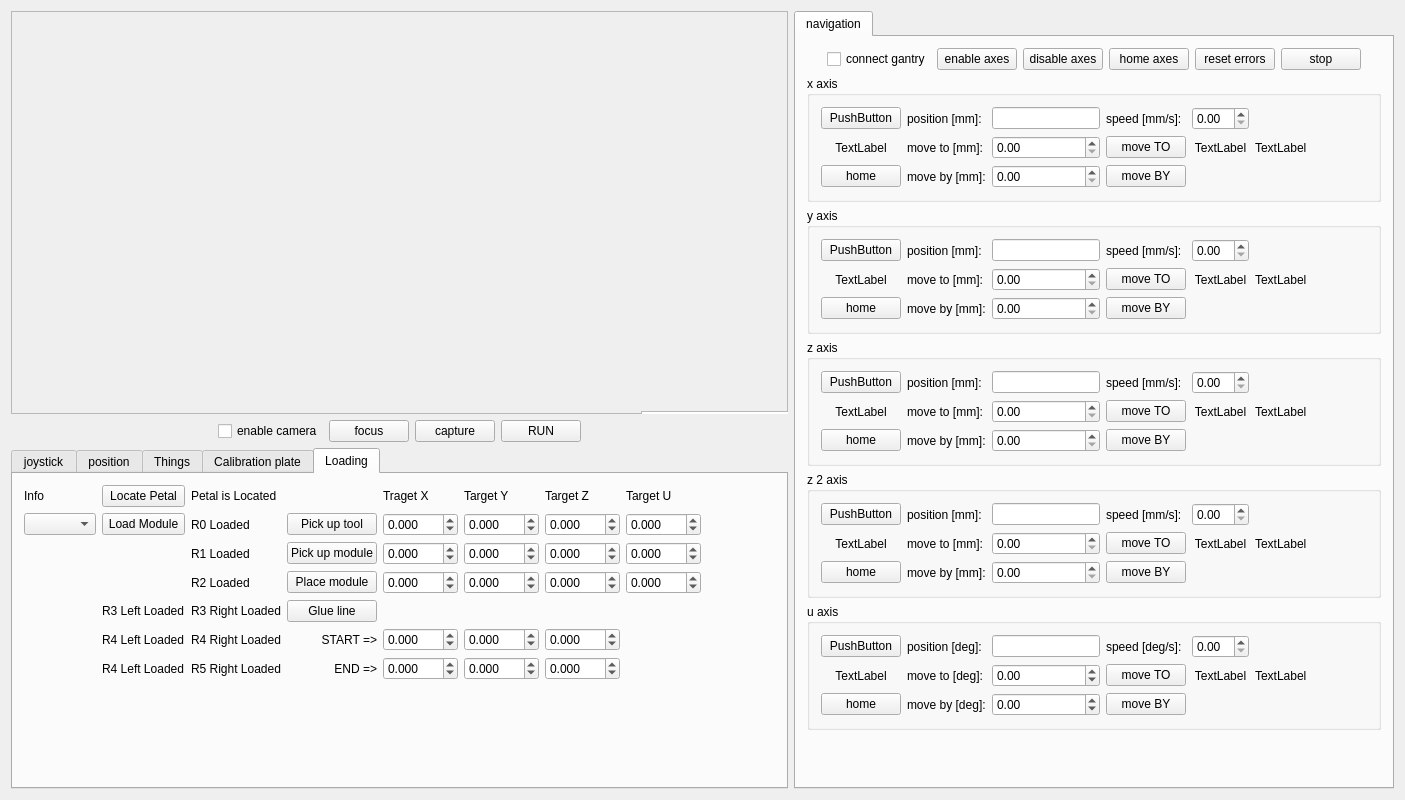
First picture: the form in magrathea.ui, repository gitHleon/magrathea, before the edit.
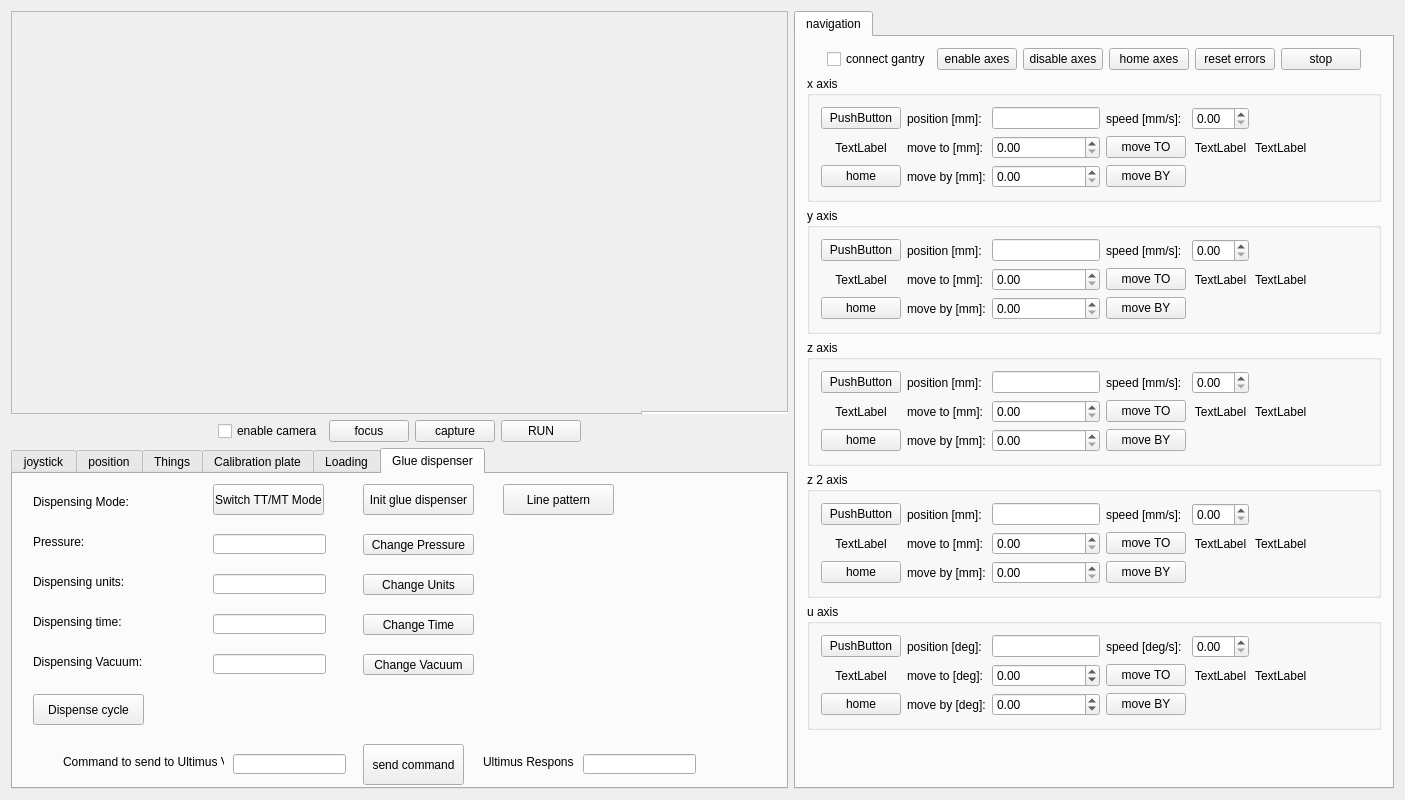
Second picture: the form after the edit.

Diff of the .ui file:
```diff
--- a/magrathea.ui
+++ b/magrathea.ui
@@ -122,7 +122,7 @@
         </sizepolicy>
        </property>
        <property name="currentIndex">
-        <number>4</number>
+        <number>5</number>
        </property>
        <widget class="QWidget" name="joystickTab">
         <attribute name="title">
@@ -1748,6 +1748,279 @@
          </item>
         </layout>
        </widget>
+       <widget class="QWidget" name="tab_5">
+        <attribute name="title">
+         <string>Glue dispenser</string>
+        </attribute>
+        <widget class="QLabel" name="dispenserModeLabel">
+         <property name="geometry">
+          <rect>
+           <x>20</x>
+           <y>20</y>
+           <width>161</width>
+           <height>16</height>
+          </rect>
+         </property>
+         <property name="text">
+          <string>Dispensing Mode:</string>
+         </property>
+        </widget>
+        <widget class="QLineEdit" name="dispenserPressureUnits">
+         <property name="geometry">
+          <rect>
+           <x>200</x>
+           <y>100</y>
+           <width>113</width>
+           <height>20</height>
+          </rect>
+         </property>
+        </widget>
+        <widget class="QPushButton" name="dispenserModeButton">
+         <property name="geometry">
+          <rect>
+           <x>200</x>
+           <y>10</y>
+           <width>111</width>
+           <height>31</height>
+          </rect>
+         </property>
+         <property name="text">
+          <string>Switch TT/MT Mode</string>
+         </property>
+        </widget>
+        <widget class="QPushButton" name="linePatternButton">
+         <property name="geometry">
+          <rect>
+           <x>490</x>
+           <y>10</y>
+           <width>111</width>
+           <height>31</height>
+          </rect>
+         </property>
+         <property name="text">
+          <string>Line pattern</string>
+         </property>
+        </widget>
+        <widget class="QPushButton" name="dispenseCycleButton">
+         <property name="geometry">
+          <rect>
+           <x>20</x>
+           <y>220</y>
+           <width>111</width>
+           <height>31</height>
+          </rect>
+         </property>
+         <property name="text">
+          <string>Dispense cycle</string>
+         </property>
+        </widget>
+        <widget class="QPushButton" name="changeUnitsButton">
+         <property name="geometry">
+          <rect>
+           <x>350</x>
+           <y>100</y>
+           <width>111</width>
+           <height>21</height>
+          </rect>
+         </property>
+         <property name="text">
+          <string>Change Units</string>
+         </property>
+        </widget>
+        <widget class="QLabel" name="dispenserTimeLabel">
+         <property name="geometry">
+          <rect>
+           <x>20</x>
+           <y>140</y>
+           <width>161</width>
+           <height>16</height>
+          </rect>
+         </property>
+         <property name="text">
+          <string>Dispensing time:</string>
+         </property>
+        </widget>
+        <widget class="QLineEdit" name="dispenserPressure">
+         <property name="geometry">
+          <rect>
+           <x>200</x>
+           <y>60</y>
+           <width>113</width>
+           <height>20</height>
+          </rect>
+         </property>
+        </widget>
+        <widget class="QLineEdit" name="dispenserVacuum">
+         <property name="geometry">
+          <rect>
+           <x>200</x>
+           <y>180</y>
+           <width>113</width>
+           <height>20</height>
+          </rect>
+         </property>
+        </widget>
+        <widget class="QPushButton" name="changeTimeButton">
+         <property name="geometry">
+          <rect>
+           <x>350</x>
+           <y>140</y>
+           <width>111</width>
+           <height>21</height>
+          </rect>
+         </property>
+         <property name="text">
+          <string>Change Time</string>
+         </property>
+        </widget>
+        <widget class="QPushButton" name="changeVacuumButton">
+         <property name="geometry">
+          <rect>
+           <x>350</x>
+           <y>180</y>
+           <width>111</width>
+           <height>21</height>
+          </rect>
+         </property>
+         <property name="text">
+          <string>Change Vacuum</string>
+         </property>
+        </widget>
+        <widget class="QLabel" name="dispenserVacuumLabel">
+         <property name="geometry">
+          <rect>
+           <x>20</x>
+           <y>180</y>
+           <width>161</width>
+           <height>16</height>
+          </rect>
+         </property>
+         <property name="text">
+          <string>Dispensing Vacuum:</string>
+         </property>
+        </widget>
+        <widget class="QPushButton" name="changePressureButton">
+         <property name="geometry">
+          <rect>
+           <x>350</x>
+           <y>60</y>
+           <width>111</width>
+           <height>21</height>
+          </rect>
+         </property>
+         <property name="text">
+          <string>Change Pressure</string>
+         </property>
+        </widget>
+        <widget class="QLabel" name="dispenserPressureLabel">
+         <property name="geometry">
+          <rect>
+           <x>20</x>
+           <y>60</y>
+           <width>161</width>
+           <height>16</height>
+          </rect>
+         </property>
+         <property name="text">
+          <string>Pressure:</string>
+         </property>
+        </widget>
+        <widget class="QPushButton" name="InitGlueDispenserButton">
+         <property name="geometry">
+          <rect>
+           <x>350</x>
+           <y>10</y>
+           <width>111</width>
+           <height>31</height>
+          </rect>
+         </property>
+         <property name="text">
+          <string>Init glue dispenser</string>
+         </property>
+        </widget>
+        <widget class="QLineEdit" name="dispenserTime">
+         <property name="geometry">
+          <rect>
+           <x>200</x>
+           <y>140</y>
+           <width>113</width>
+           <height>20</height>
+          </rect>
+         </property>
+        </widget>
+        <widget class="QLabel" name="dispenserPressureUnitsLabel">
+         <property name="geometry">
+          <rect>
+           <x>20</x>
+           <y>100</y>
+           <width>161</width>
+           <height>16</height>
+          </rect>
+         </property>
+         <property name="text">
+          <string>Dispensing units:</string>
+         </property>
+        </widget>
+        <widget class="QPushButton" name="SendCommandUltimusButton">
+         <property name="geometry">
+          <rect>
+           <x>350</x>
+           <y>270</y>
+           <width>101</width>
+           <height>41</height>
+          </rect>
+         </property>
+         <property name="text">
+          <string>send command</string>
+         </property>
+        </widget>
+        <widget class="QLineEdit" name="dispenserResponse">
+         <property name="geometry">
+          <rect>
+           <x>570</x>
+           <y>280</y>
+           <width>113</width>
+           <height>20</height>
+          </rect>
+         </property>
+        </widget>
+        <widget class="QLabel" name="label_stage_state_Z_2">
+         <property name="geometry">
+          <rect>
+           <x>50</x>
+           <y>280</y>
+           <width>161</width>
+           <height>16</height>
+          </rect>
+         </property>
+         <property name="text">
+          <string>Command to send to Ultimus V</string>
+         </property>
+        </widget>
+        <widget class="QLineEdit" name="dispenserCommand">
+         <property name="geometry">
+          <rect>
+           <x>220</x>
+           <y>280</y>
+           <width>113</width>
+           <height>20</height>
+          </rect>
+         </property>
+        </widget>
+        <widget class="QLabel" name="label_stage_state_Z_3">
+         <property name="geometry">
+          <rect>
+           <x>470</x>
+           <y>280</y>
+           <width>91</width>
+           <height>16</height>
+          </rect>
+         </property>
+         <property name="text">
+          <string>Ultimus Response</string>
+         </property>
+        </widget>
+       </widget>
       </widget>
      </item>
     </layout>
```
